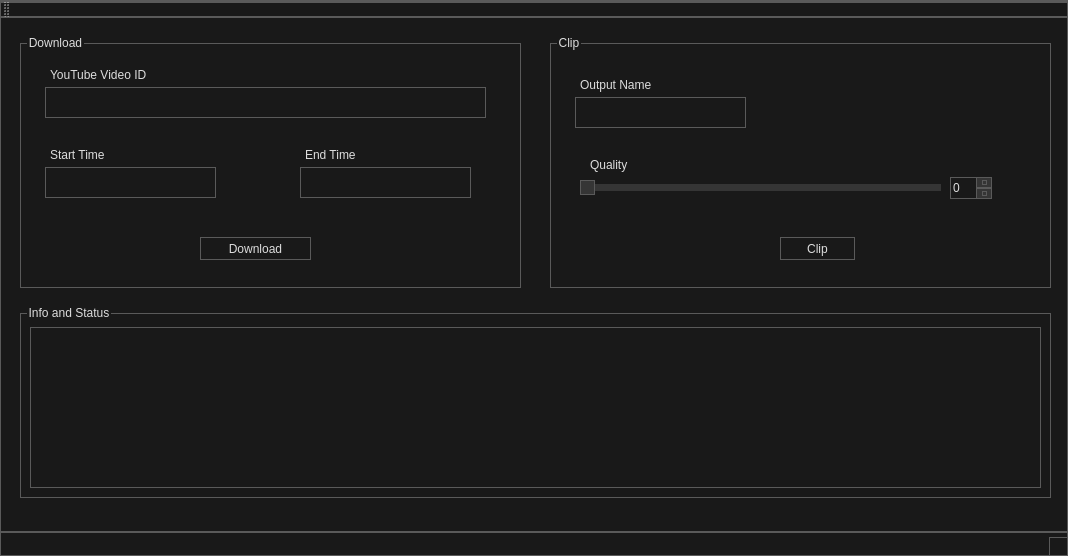
Before: the Qt Designer form Download_and_Clip.ui in Chrscool8/ClipEZ-aka-Download-and-Clip, drawn with Qt 5.
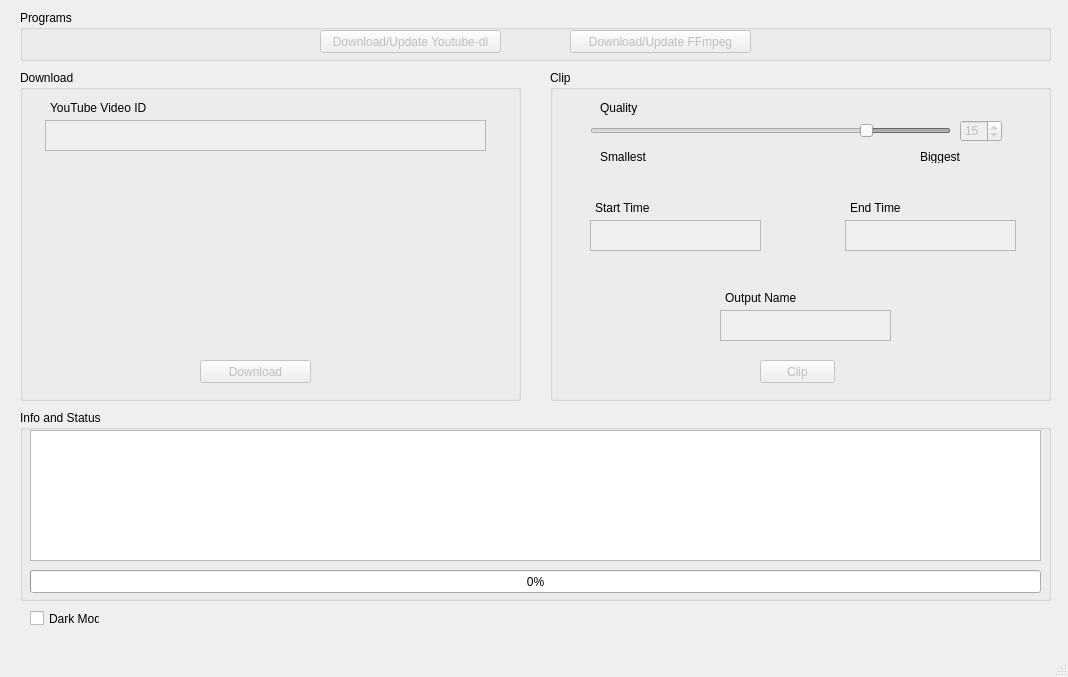
After: the same form once the commit is applied.

Diff of the .ui file:
```diff
--- a/Download_and_Clip.ui
+++ b/Download_and_Clip.ui
@@ -7,304 +7,23 @@
     <x>0</x>
     <y>0</y>
     <width>1068</width>
-    <height>556</height>
+    <height>677</height>
    </rect>
   </property>
   <property name="windowTitle">
    <string>Download and Clip</string>
   </property>
-  <property name="styleSheet">
-   <string notr="true">/*
-	Copyright 2013 Emanuel Claesson
-
-	Licensed under the Apache License, Version 2.0 (the &quot;License&quot;);
-	you may not use this file except in compliance with the License.
-	You may obtain a copy of the License at
-
-		http://www.apache.org/licenses/LICENSE-2.0
-
-	Unless required by applicable law or agreed to in writing, software
-	distributed under the License is distributed on an &quot;AS IS&quot; BASIS,
-	WITHOUT WARRANTIES OR CONDITIONS OF ANY KIND, either express or implied.
-	See the License for the specific language governing permissions and
-	limitations under the License.
-*/
-
-/*
-	COLOR_DARK     = #191919
-	COLOR_MEDIUM   = #353535
-	COLOR_MEDLIGHT = #5A5A5A
-	COLOR_LIGHT    = #DDDDDD
-	COLOR_ACCENT   = #3D7848
-*/
-
-* {
-	background: #191919;
-	color: #DDDDDD;
-	border: 1px solid #5A5A5A;
-}
-
-QWidget::item:selected {
-	background: #3D7848;
-}
-
-QCheckBox, QRadioButton {
-	border: none;
-}
-
-QRadioButton::indicator, QCheckBox::indicator {
-	width: 13px;
-	height: 13px;
-}
-
-QRadioButton::indicator::unchecked, QCheckBox::indicator::unchecked {
-	border: 1px solid #5A5A5A;
-	background: none;
-}
-
-QRadioButton::indicator:unchecked:hover, QCheckBox::indicator:unchecked:hover {
-	border: 1px solid #DDDDDD;
-}
-
-QRadioButton::indicator::checked, QCheckBox::indicator::checked {
-	border: 1px solid #5A5A5A;
-	background: #5A5A5A;
-}
-
-QRadioButton::indicator:checked:hover, QCheckBox::indicator:checked:hover {
-	border: 1px solid #DDDDDD;
-	background: #DDDDDD;
-}
-
-QGroupBox {
-	margin-top: 6px;
-}
-
-QGroupBox::title {
-	top: -7px;
-	left: 7px;
-}
-
-QScrollBar {
-	border: 1px solid #5A5A5A;
-	background: #191919;
-}
-
-QScrollBar:horizontal {
-	height: 15px;
-	margin: 0px 0px 0px 32px;
-}
-
-QScrollBar:vertical {
-	width: 15px;
-	margin: 32px 0px 0px 0px;
-}
-
-QScrollBar::handle {
-	background: #353535;
-	border: 1px solid #5A5A5A;
-}
-
-QScrollBar::handle:horizontal {
-	border-width: 0px 1px 0px 1px;
-}
-
-QScrollBar::handle:vertical {
-	border-width: 1px 0px 1px 0px;
-}
-
-QScrollBar::handle:horizontal {
-	min-width: 20px;
-}
-
-QScrollBar::handle:vertical {
-	min-height: 20px;
-}
-
-QScrollBar::add-line, QScrollBar::sub-line {
-	background:#353535;
-	border: 1px solid #5A5A5A;
-	subcontrol-origin: margin;
-}
-
-QScrollBar::add-line {
-	position: absolute;
-}
-
-QScrollBar::add-line:horizontal {
-	width: 15px;
-	subcontrol-position: left;
-	left: 15px;
-}
-
-QScrollBar::add-line:vertical {
-	height: 15px;
-	subcontrol-position: top;
-	top: 15px;
-}
-
-QScrollBar::sub-line:horizontal {
-	width: 15px;
-	subcontrol-position: top left;
-}
-
-QScrollBar::sub-line:vertical {
-	height: 15px;
-	subcontrol-position: top;
-}
-
-QScrollBar:left-arrow, QScrollBar::right-arrow, QScrollBar::up-arrow, QScrollBar::down-arrow {
-	border: 1px solid #5A5A5A;
-	width: 3px;
-	height: 3px;
-}
-
-QScrollBar::add-page, QScrollBar::sub-page {
-	background: none;
-}
-
-QAbstractButton:hover {
-	background: #353535;
-}
-
-QAbstractButton:pressed {
-	background: #5A5A5A;
-}
-
-QAbstractItemView {
-	show-decoration-selected: 1;
-	selection-background-color: #3D7848;
-	selection-color: #DDDDDD;
-	alternate-background-color: #353535;
-}
-
-QHeaderView {
-	border: 1px solid #5A5A5A;
-}
-
-QHeaderView::section {
-	background: #191919;
-	border: 1px solid #5A5A5A;
-	padding: 4px;
-}
-
-QHeaderView::section:selected, QHeaderView::section::checked {
-	background: #353535;
-}
-
-QTableView {
-	gridline-color: #5A5A5A;
-}
-
-QTabBar {
-	margin-left: 2px;
-}
-
-QTabBar::tab {
-	border-radius: 0px;
-	padding: 4px;
-	margin: 4px;
-}
-
-QTabBar::tab:selected {
-	background: #353535;
-}
-
-QComboBox::down-arrow {
-	border: 1px solid #5A5A5A;
-	background: #353535;
-}
-
-QComboBox::drop-down {
-	border: 1px solid #5A5A5A;
-	background: #353535;
-}
-
-QComboBox::down-arrow {
-	width: 3px;
-	height: 3px;
-	border: 1px solid #5A5A5A;
-}
-
-QAbstractSpinBox {
-	padding-right: 15px;
-}
-
-QAbstractSpinBox::up-button, QAbstractSpinBox::down-button {
-	border: 1px solid #5A5A5A;
-	background: #353535;
-	subcontrol-origin: border;
-}
-
-QAbstractSpinBox::up-arrow, QAbstractSpinBox::down-arrow {
-	width: 3px;
-	height: 3px;
-	border: 1px solid #5A5A5A;
-}
-
-QSlider {
-	border: none;
-}
-
-QSlider::groove:horizontal {
-	height: 5px;
-	margin: 4px 0px 4px 0px;
-}
-
-QSlider::groove:vertical {
-	width: 5px;
-	margin: 0px 4px 0px 4px;
-}
-
-QSlider::handle {
-	border: 1px solid #5A5A5A;
-	background: #353535;
-}
-
-QSlider::handle:horizontal {
-	width: 15px;
-	margin: -4px 0px -4px 0px;
-}
-
-QSlider::handle:vertical {
-	height: 15px;
-	margin: 0px -4px 0px -4px;
-}
-
-QSlider::add-page:vertical, QSlider::sub-page:horizontal {
-	background: #3D7848;
-}
-
-QSlider::sub-page:vertical, QSlider::add-page:horizontal {
-	background: #353535;
-}
-
-QLabel {
-	border: none;
-}
-
-QProgressBar {
-	text-align: center;
-}
-
-QProgressBar::chunk {
-	width: 1px;
-	background-color: #3D7848;
-}
-
-QMenu::separator {
-	background: #353535;
-}
-</string>
-  </property>
   <widget class="QWidget" name="centralWidget">
+   <property name="enabled">
+    <bool>true</bool>
+   </property>
    <widget class="QGroupBox" name="groupBox">
     <property name="geometry">
      <rect>
       <x>20</x>
-      <y>20</y>
+      <y>70</y>
       <width>501</width>
-      <height>251</height>
+      <height>331</height>
      </rect>
     </property>
     <property name="title">
@@ -323,20 +42,10 @@
       <string>YouTube Video ID</string>
      </property>
     </widget>
-    <widget class="QLabel" name="label_2">
-     <property name="geometry">
-      <rect>
-       <x>30</x>
-       <y>110</y>
-       <width>120</width>
-       <height>16</height>
-      </rect>
-     </property>
-     <property name="text">
-      <string>Start Time</string>
-     </property>
-    </widget>
     <widget class="QPlainTextEdit" name="textedit_videoid">
+     <property name="enabled">
+      <bool>false</bool>
+     </property>
      <property name="geometry">
       <rect>
        <x>25</x>
@@ -348,51 +57,18 @@
      <property name="placeholderText">
       <string/>
      </property>
-    </widget>
-    <widget class="QLabel" name="label_3">
-     <property name="geometry">
-      <rect>
-       <x>285</x>
-       <y>110</y>
-       <width>120</width>
-       <height>16</height>
-      </rect>
-     </property>
-     <property name="text">
-      <string>End Time</string>
-     </property>
-    </widget>
-    <widget class="QPlainTextEdit" name="textedit_starttime">
-     <property name="geometry">
-      <rect>
-       <x>25</x>
-       <y>130</y>
-       <width>171</width>
-       <height>31</height>
-      </rect>
-     </property>
      <property name="placeholderText">
       <string/>
      </property>
     </widget>
-    <widget class="QPlainTextEdit" name="textedit_endtime">
-     <property name="geometry">
-      <rect>
-       <x>280</x>
-       <y>130</y>
-       <width>171</width>
-       <height>31</height>
-      </rect>
+    <widget class="QPushButton" name="button_download">
+     <property name="enabled">
+      <bool>false</bool>
      </property>
-     <property name="placeholderText">
-      <string/>
-     </property>
-    </widget>
-    <widget class="QPushButton" name="pushButton_2">
      <property name="geometry">
       <rect>
        <x>180</x>
-       <y>200</y>
+       <y>290</y>
        <width>111</width>
        <height>23</height>
       </rect>
@@ -406,19 +82,22 @@
     <property name="geometry">
      <rect>
       <x>550</x>
-      <y>20</y>
+      <y>70</y>
       <width>501</width>
-      <height>251</height>
+      <height>331</height>
      </rect>
     </property>
     <property name="title">
      <string>Clip</string>
     </property>
-    <widget class="QPushButton" name="pushButton">
+    <widget class="QPushButton" name="button_clip">
+     <property name="enabled">
+      <bool>false</bool>
+     </property>
      <property name="geometry">
       <rect>
-       <x>230</x>
-       <y>200</y>
+       <x>210</x>
+       <y>290</y>
        <width>75</width>
        <height>23</height>
       </rect>
@@ -430,8 +109,8 @@
     <widget class="QLabel" name="label_4">
      <property name="geometry">
       <rect>
-       <x>30</x>
-       <y>40</y>
+       <x>175</x>
+       <y>220</y>
        <width>120</width>
        <height>16</height>
       </rect>
@@ -443,8 +122,8 @@
     <widget class="QLabel" name="label_5">
      <property name="geometry">
       <rect>
-       <x>40</x>
-       <y>120</y>
+       <x>50</x>
+       <y>30</y>
        <width>120</width>
        <height>16</height>
       </rect>
@@ -454,10 +133,13 @@
      </property>
     </widget>
     <widget class="QPlainTextEdit" name="textedit_outputname">
+     <property name="enabled">
+      <bool>false</bool>
+     </property>
      <property name="geometry">
       <rect>
-       <x>25</x>
-       <y>60</y>
+       <x>170</x>
+       <y>240</y>
        <width>171</width>
        <height>31</height>
       </rect>
@@ -467,35 +149,152 @@
      </property>
     </widget>
     <widget class="QSlider" name="slider_quality">
+     <property name="enabled">
+      <bool>false</bool>
+     </property>
      <property name="geometry">
       <rect>
-       <x>30</x>
-       <y>140</y>
+       <x>40</x>
+       <y>50</y>
        <width>361</width>
        <height>22</height>
       </rect>
      </property>
+     <property name="layoutDirection">
+      <enum>Qt::RightToLeft</enum>
+     </property>
      <property name="minimum">
       <number>1</number>
      </property>
      <property name="maximum">
-      <number>23</number>
+      <number>64</number>
+     </property>
+     <property name="value">
+      <number>15</number>
      </property>
      <property name="orientation">
       <enum>Qt::Horizontal</enum>
      </property>
     </widget>
     <widget class="QSpinBox" name="spinbox_quality">
+     <property name="enabled">
+      <bool>false</bool>
+     </property>
      <property name="geometry">
       <rect>
-       <x>400</x>
-       <y>140</y>
+       <x>410</x>
+       <y>50</y>
        <width>42</width>
        <height>22</height>
       </rect>
      </property>
+     <property name="minimum">
+      <number>1</number>
+     </property>
      <property name="maximum">
-      <number>23</number>
+      <number>64</number>
+     </property>
+     <property name="value">
+      <number>15</number>
+     </property>
+    </widget>
+    <widget class="QLabel" name="label_6">
+     <property name="geometry">
+      <rect>
+       <x>50</x>
+       <y>80</y>
+       <width>47</width>
+       <height>13</height>
+      </rect>
+     </property>
+     <property name="text">
+      <string>Smallest</string>
+     </property>
+    </widget>
+    <widget class="QLabel" name="label_7">
+     <property name="geometry">
+      <rect>
+       <x>370</x>
+       <y>80</y>
+       <width>47</width>
+       <height>13</height>
+      </rect>
+     </property>
+     <property name="text">
+      <string>Biggest</string>
+     </property>
+    </widget>
+    <widget class="QLabel" name="label_3">
+     <property name="geometry">
+      <rect>
+       <x>300</x>
+       <y>130</y>
+       <width>120</width>
+       <height>16</height>
+      </rect>
+     </property>
+     <property name="text">
+      <string>End Time</string>
+     </property>
+    </widget>
+    <widget class="QPlainTextEdit" name="textedit_starttime">
+     <property name="enabled">
+      <bool>false</bool>
+     </property>
+     <property name="geometry">
+      <rect>
+       <x>40</x>
+       <y>150</y>
+       <width>171</width>
+       <height>31</height>
+      </rect>
+     </property>
+     <property name="toolTip">
+      <string extracomment="00:00:00:00.0"/>
+     </property>
+     <property name="inputMethodHints">
+      <set>Qt::ImhNone</set>
+     </property>
+     <property name="lineWrapMode">
+      <enum>QPlainTextEdit::NoWrap</enum>
+     </property>
+     <property name="plainText">
+      <string extracomment="00:00:00:00.0"/>
+     </property>
+     <property name="placeholderText">
+      <string extracomment="00:00:00:00.0"/>
+     </property>
+    </widget>
+    <widget class="QLabel" name="label_2">
+     <property name="geometry">
+      <rect>
+       <x>45</x>
+       <y>130</y>
+       <width>120</width>
+       <height>16</height>
+      </rect>
+     </property>
+     <property name="text">
+      <string>Start Time</string>
+     </property>
+    </widget>
+    <widget class="QPlainTextEdit" name="textedit_endtime">
+     <property name="enabled">
+      <bool>false</bool>
+     </property>
+     <property name="geometry">
+      <rect>
+       <x>295</x>
+       <y>150</y>
+       <width>171</width>
+       <height>31</height>
+      </rect>
+     </property>
+     <property name="inputMethodHints">
+      <set>Qt::ImhNone</set>
+     </property>
+     <property name="placeholderText">
+      <string/>
      </property>
     </widget>
    </widget>
@@ -503,7 +302,7 @@
     <property name="geometry">
      <rect>
       <x>20</x>
-      <y>290</y>
+      <y>410</y>
       <width>1031</width>
       <height>191</height>
      </rect>
@@ -517,10 +316,94 @@
        <x>10</x>
        <y>20</y>
        <width>1011</width>
-       <height>161</height>
+       <height>131</height>
       </rect>
      </property>
+     <property name="readOnly">
+      <bool>true</bool>
+     </property>
+     <property name="html">
+      <string>&lt;!DOCTYPE HTML PUBLIC &quot;-//W3C//DTD HTML 4.0//EN&quot; &quot;http://www.w3.org/TR/REC-html40/strict.dtd&quot;&gt;
+&lt;html&gt;&lt;head&gt;&lt;meta name=&quot;qrichtext&quot; content=&quot;1&quot; /&gt;&lt;style type=&quot;text/css&quot;&gt;
+p, li { white-space: pre-wrap; }
+&lt;/style&gt;&lt;/head&gt;&lt;body style=&quot; font-family:'MS Shell Dlg 2'; font-size:8.25pt; font-weight:400; font-style:normal;&quot;&gt;
+&lt;p style=&quot;-qt-paragraph-type:empty; margin-top:0px; margin-bottom:0px; margin-left:0px; margin-right:0px; -qt-block-indent:0; text-indent:0px;&quot;&gt;&lt;br /&gt;&lt;/p&gt;&lt;/body&gt;&lt;/html&gt;</string>
+     </property>
     </widget>
+    <widget class="QProgressBar" name="progressBar">
+     <property name="geometry">
+      <rect>
+       <x>10</x>
+       <y>160</y>
+       <width>1011</width>
+       <height>23</height>
+      </rect>
+     </property>
+     <property name="value">
+      <number>0</number>
+     </property>
+    </widget>
+   </widget>
+   <widget class="QGroupBox" name="groupBox_4">
+    <property name="geometry">
+     <rect>
+      <x>20</x>
+      <y>10</y>
+      <width>1031</width>
+      <height>51</height>
+     </rect>
+    </property>
+    <property name="title">
+     <string>Programs</string>
+    </property>
+    <widget class="QPushButton" name="button_downloadytdl">
+     <property name="enabled">
+      <bool>false</bool>
+     </property>
+     <property name="geometry">
+      <rect>
+       <x>300</x>
+       <y>20</y>
+       <width>181</width>
+       <height>23</height>
+      </rect>
+     </property>
+     <property name="text">
+      <string>Download/Update Youtube-dl</string>
+     </property>
+    </widget>
+    <widget class="QPushButton" name="button_downloadffmpeg">
+     <property name="enabled">
+      <bool>false</bool>
+     </property>
+     <property name="geometry">
+      <rect>
+       <x>550</x>
+       <y>20</y>
+       <width>181</width>
+       <height>23</height>
+      </rect>
+     </property>
+     <property name="text">
+      <string>Download/Update FFmpeg</string>
+     </property>
+     <property name="flat">
+      <bool>false</bool>
+     </property>
+    </widget>
+   </widget>
+   <widget class="QCheckBox" name="checkbox_dark">
+    <property name="geometry">
+     <rect>
+      <x>30</x>
+      <y>610</y>
+      <width>70</width>
+      <height>17</height>
+     </rect>
+    </property>
+    <property name="text">
+     <string>Dark Mode</string>
+    </property>
    </widget>
   </widget>
   <widget class="QMenuBar" name="menuBar">
@@ -529,18 +412,10 @@
      <x>0</x>
      <y>0</y>
      <width>1068</width>
-     <height>23</height>
+     <height>21</height>
     </rect>
    </property>
   </widget>
-  <widget class="QToolBar" name="mainToolBar">
-   <attribute name="toolBarArea">
-    <enum>TopToolBarArea</enum>
-   </attribute>
-   <attribute name="toolBarBreak">
-    <bool>false</bool>
-   </attribute>
-  </widget>
   <widget class="QStatusBar" name="statusBar"/>
  </widget>
  <layoutdefault spacing="6" margin="11"/>
```
Left out of the diff: 9 changed lines with no effect on the pictures.
